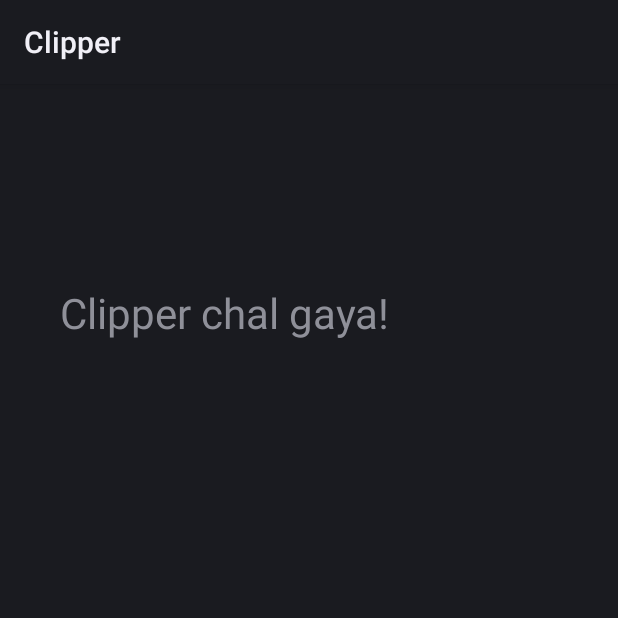
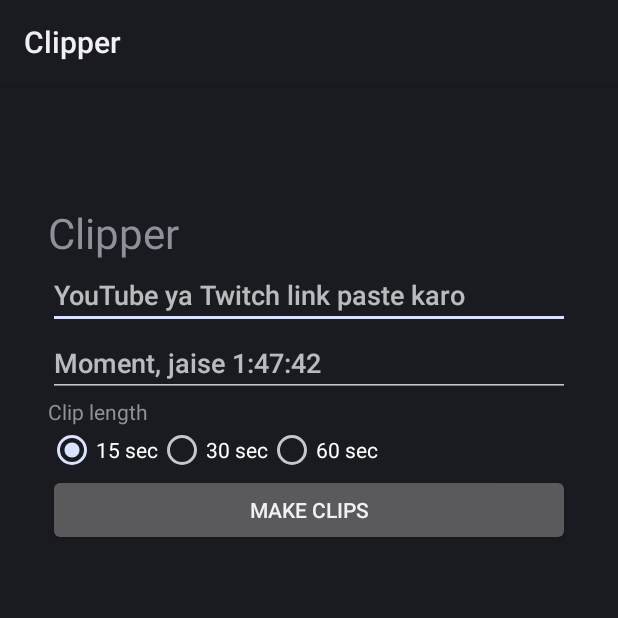
Before and after one commit to ss7962386-a11y/Clipper-app, an Android app: the screen it shows after launch (MainActivity), on a phone screen of 412 x 824 dp, the top half of it. Run offline under Robolectric (Android 15) with nearby library versions, the phone set to English and light mode, and no system bars.

Commit message:
Update MainActivity.kt

```diff
--- a/app/src/main/java/com/example/clipper/MainActivity.kt
+++ b/app/src/main/java/com/example/clipper/MainActivity.kt
@@ -2,15 +2,60 @@ package com.example.clipper
 
 import android.app.Activity
 import android.os.Bundle
-import android.widget.TextView
+import android.widget.*
 
 class MainActivity : Activity() {
     override fun onCreate(savedInstanceState: Bundle?) {
         super.onCreate(savedInstanceState)
-        val text = TextView(this)
-        text.text = "Clipper chal gaya!"
-        text.textSize = 28f
-        text.setPadding(60, 200, 60, 60)
-        setContentView(text)
+
+        val root = LinearLayout(this)
+        root.orientation = LinearLayout.VERTICAL
+        root.setPadding(48, 120, 48, 48)
+
+        val title = TextView(this)
+        title.text = "Clipper"
+        title.textSize = 28f
+
+        val link = EditText(this)
+        link.hint = "YouTube ya Twitch link paste karo"
+
+        val moment = EditText(this)
+        moment.hint = "Moment, jaise 1:47:42"
+
+        val lenLabel = TextView(this)
+        lenLabel.text = "Clip length"
+
+        val group = RadioGroup(this)
+        group.orientation = RadioGroup.HORIZONTAL
+        for (s in listOf(15, 30, 60)) {
+            val rb = RadioButton(this)
+            rb.text = "$s sec"
+            rb.id = 1000 + s
+            group.addView(rb)
+        }
+        group.check(1015)
+
+        val btn = Button(this)
+        btn.text = "Make clips"
+
+        val result = TextView(this)
+        result.textSize = 16f
+
+        btn.setOnClickListener {
+            val sec = group.checkedRadioButtonId - 1000
+            result.text = "Link: ${link.text}\nMoment: ${moment.text}\nLength: $sec sec"
+        }
+
+        root.addView(title)
+        root.addView(link)
+        root.addView(moment)
+        root.addView(lenLabel)
+        root.addView(group)
+        root.addView(btn)
+        root.addView(result)
+
+        val scroll = ScrollView(this)
+        scroll.addView(root)
+        setContentView(scroll)
     }
 }
```
